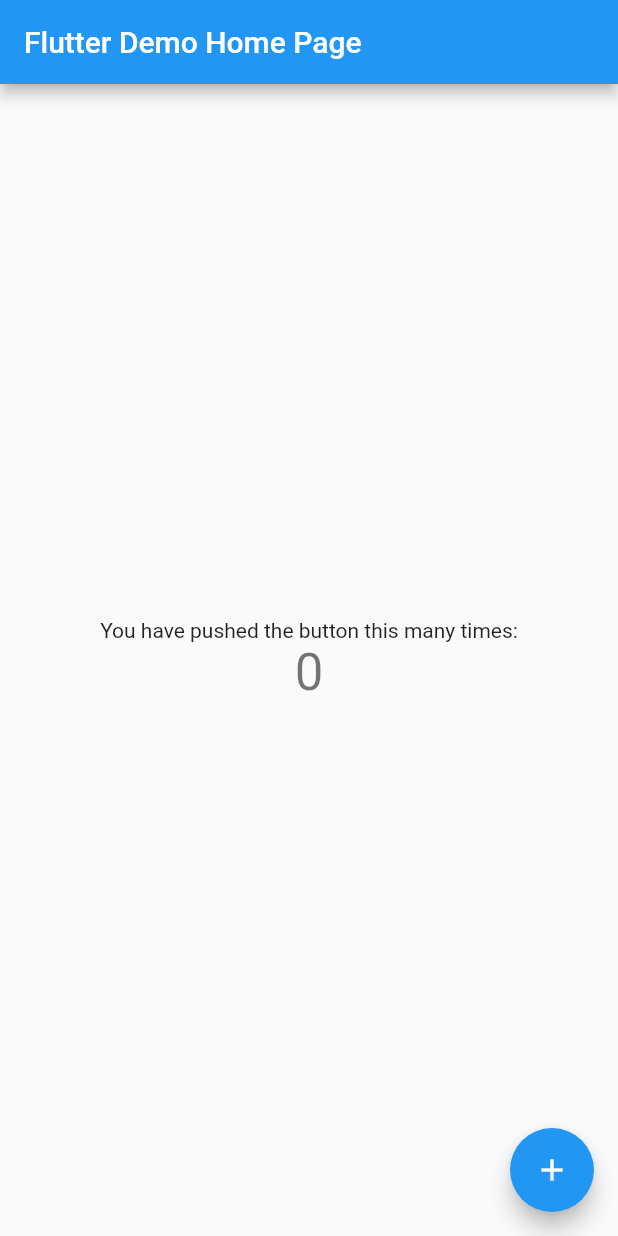
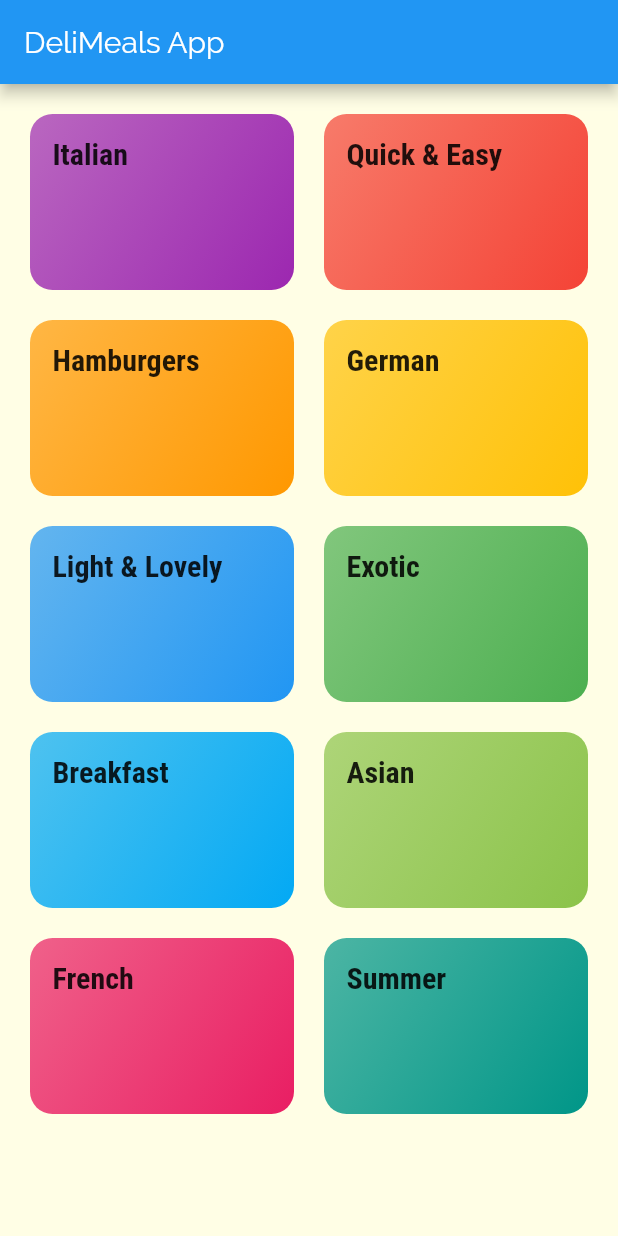
Before and after one commit to Barragan17/Flutter-Projects, a Flutter app: the screen it shows after launch, on a phone screen of 412 x 824 dp. Run offline on Flutter 3.47's test engine with Material 2 defaults, Android fonts, the phone set to English and light mode, and no system bars; missing offline and left inert: dart:ffi.

Commit message:
Add Category Navigation

```diff
--- /dev/null
+++ b/meals_app/lib/categories_screen.dart
@@ -0,0 +1,31 @@
+import 'package:flutter/material.dart';
+
+import './dummy_data.dart';
+import 'category_item.dart';
+
+class CategoriesScreen extends StatelessWidget {
+  @override
+  Widget build(BuildContext context) {
+    return Scaffold(
+      appBar: AppBar(
+        title: Text('DeliMeals App'),
+      ),
+      body: GridView(
+        padding: const EdgeInsets.all(20),
+        children: DUMMY_CATEGORIES
+            .map((catData) =>
+                CategoryItem(catData.id, catData.title, catData.color))
+            .toList(),
+        // use sliver to create a scrollable grid screen
+        gridDelegate: SliverGridDelegateWithMaxCrossAxisExtent(
+          maxCrossAxisExtent: 200,
+          // use childAspectRation to set how the item should be sized regarding their height and width relation
+          childAspectRatio: 3 / 2,
+          // use cross and main axis spacing to create a spacing between each items
+          crossAxisSpacing: 20,
+          mainAxisSpacing: 20,
+        ),
+      ),
+    );
+  }
+}
--- /dev/null
+++ b/meals_app/lib/category_item.dart
@@ -0,0 +1,52 @@
+import 'package:flutter/material.dart';
+import 'package:meals_app/category_meals_screen.dart';
+
+class CategoryItem extends StatelessWidget {
+  final String id;
+  final String title;
+  final Color color;
+
+  CategoryItem(this.id, this.title, this.color);
+
+  void selectCategory(BuildContext ctx) {
+    // used pushnamed to use named route
+    Navigator.of(ctx).pushNamed(
+      '/category-meals',
+      arguments: {
+        'id': id,
+        'title': title,
+      },
+    );
+  }
+
+  @override
+  Widget build(BuildContext context) {
+    // use InkWell to create some kind of transition while clicking the widget
+    return InkWell(
+      onTap: () => selectCategory(context),
+      splashColor: Theme.of(context).primaryColor,
+      borderRadius: BorderRadius.circular(15),
+      child: Container(
+        // to increase build performance use const
+        padding: const EdgeInsets.all(15),
+        child: Text(
+          title,
+          style: Theme.of(context).textTheme.title,
+        ),
+        decoration: BoxDecoration(
+          gradient: LinearGradient(
+            colors: [
+              // use withOpacity to make the color more transparent
+              color.withOpacity(0.7),
+              color,
+            ],
+            begin: Alignment.topLeft,
+            end: Alignment.bottomRight,
+          ),
+          // use borderRadius to make the item more circular
+          borderRadius: BorderRadius.circular(15),
+        ),
+      ),
+    );
+  }
+}
--- /dev/null
+++ b/meals_app/lib/category_meals_screen.dart
@@ -0,0 +1,26 @@
+import 'package:flutter/material.dart';
+
+class CategoryMealsScreen extends StatelessWidget {
+  // final String categoryId;
+  // final String categoryTitle;
+
+  // CategoryMealsScreen(this.categoryId, this.categoryTitle);
+
+  // we don't need the constructor anymore since we use the named routes
+
+  @override
+  Widget build(BuildContext context) {
+    final routeArgs =
+        ModalRoute.of(context)!.settings.arguments as Map<String, String>;
+    final categoryTitle = routeArgs['title'];
+    final categoryId = routeArgs['id'];
+    return Scaffold(
+      appBar: AppBar(
+        title: Text(categoryTitle!),
+      ),
+      body: Center(
+        child: Text('This is ${categoryTitle}'),
+      ),
+    );
+  }
+}
--- /dev/null
+++ b/meals_app/lib/dummy_data.dart
@@ -0,0 +1,56 @@
+import 'package:flutter/material.dart';
+
+import './model/category.dart';
+
+const DUMMY_CATEGORIES = const [
+  Category(
+    id: 'c1',
+    title: 'Italian',
+    color: Colors.purple,
+  ),
+  Category(
+    id: 'c2',
+    title: 'Quick & Easy',
+    color: Colors.red,
+  ),
+  Category(
+    id: 'c3',
+    title: 'Hamburgers',
+    color: Colors.orange,
+  ),
+  Category(
+    id: 'c4',
+    title: 'German',
+    color: Colors.amber,
+  ),
+  Category(
+    id: 'c5',
+    title: 'Light & Lovely',
+    color: Colors.blue,
+  ),
+  Category(
+    id: 'c6',
+    title: 'Exotic',
+    color: Colors.green,
+  ),
+  Category(
+    id: 'c7',
+    title: 'Breakfast',
+    color: Colors.lightBlue,
+  ),
+  Category(
+    id: 'c8',
+    title: 'Asian',
+    color: Colors.lightGreen,
+  ),
+  Category(
+    id: 'c9',
+    title: 'French',
+    color: Colors.pink,
+  ),
+  Category(
+    id: 'c10',
+    title: 'Summer',
+    color: Colors.teal,
+  ),
+];
--- a/meals_app/lib/main.dart
+++ b/meals_app/lib/main.dart
@@ -1,113 +1,40 @@
+import 'package:flutter/foundation.dart';
 import 'package:flutter/material.dart';
+import 'package:meals_app/categories_screen.dart';
+import 'package:meals_app/category_meals_screen.dart';
 
 void main() {
   runApp(MyApp());
 }
 
 class MyApp extends StatelessWidget {
-  // This widget is the root of your application.
   @override
   Widget build(BuildContext context) {
     return MaterialApp(
-      title: 'Flutter Demo',
+      title: 'Delimeals',
       theme: ThemeData(
-        // This is the theme of your application.
-        //
-        // Try running your application with "flutter run". You'll see the
-        // application has a blue toolbar. Then, without quitting the app, try
-        // changing the primarySwatch below to Colors.green and then invoke
-        // "hot reload" (press "r" in the console where you ran "flutter run",
-        // or simply save your changes to "hot reload" in a Flutter IDE).
-        // Notice that the counter didn't reset back to zero; the application
-        // is not restarted.
         primarySwatch: Colors.blue,
+        accentColor: Colors.blueAccent,
+        canvasColor: Color.fromRGBO(255, 254, 229, 1),
+        fontFamily: 'Raleway',
+        textTheme: ThemeData.light().textTheme.copyWith(
+              body1: TextStyle(
+                color: Color.fromRGBO(20, 51, 51, 1),
+              ),
+              body2: TextStyle(
+                color: Color.fromRGBO(20, 51, 51, 1),
+              ),
+              title: TextStyle(
+                fontFamily: 'RobotoCondensed',
+                fontSize: 20,
+                fontWeight: FontWeight.bold,
+              ),
+            ),
       ),
-      home: MyHomePage(title: 'Flutter Demo Home Page'),
+      home: CategoriesScreen(),
+      routes: {
+        '/category-meals': (ctx) => CategoryMealsScreen(),
+      },
     );
   }
 }
-
-class MyHomePage extends StatefulWidget {
-  MyHomePage({Key? key, required this.title}) : super(key: key);
-
-  // This widget is the home page of your application. It is stateful, meaning
-  // that it has a State object (defined below) that contains fields that affect
-  // how it looks.
-
-  // This class is the configuration for the state. It holds the values (in this
-  // case the title) provided by the parent (in this case the App widget) and
-  // used by the build method of the State. Fields in a Widget subclass are
-  // always marked "final".
-
-  final String title;
-
-  @override
-  _MyHomePageState createState() => _MyHomePageState();
-}
-
-class _MyHomePageState extends State<MyHomePage> {
-  int _counter = 0;
-
-  void _incrementCounter() {
-    setState(() {
-      // This call to setState tells the Flutter framework that something has
-      // changed in this State, which causes it to rerun the build method below
-      // so that the display can reflect the updated values. If we changed
-      // _counter without calling setState(), then the build method would not be
-      // called again, and so nothing would appear to happen.
-      _counter++;
-    });
-  }
-
-  @override
-  Widget build(BuildContext context) {
-    // This method is rerun every time setState is called, for instance as done
-    // by the _incrementCounter method above.
-    //
-    // The Flutter framework has been optimized to make rerunning build methods
-    // fast, so that you can just rebuild anything that needs updating rather
-    // than having to individually change instances of widgets.
-    return Scaffold(
-      appBar: AppBar(
-        // Here we take the value from the MyHomePage object that was created by
-        // the App.build method, and use it to set our appbar title.
-        title: Text(widget.title),
-      ),
-      body: Center(
-        // Center is a layout widget. It takes a single child and positions it
-        // in the middle of the parent.
-        child: Column(
-          // Column is also a layout widget. It takes a list of children and
-          // arranges them vertically. By default, it sizes itself to fit its
-          // children horizontally, and tries to be as tall as its parent.
-          //
-          // Invoke "debug painting" (press "p" in the console, choose the
-          // "Toggle Debug Paint" action from the Flutter Inspector in Android
-          // Studio, or the "Toggle Debug Paint" command in Visual Studio Code)
-          // to see the wireframe for each widget.
-          //
-          // Column has various properties to control how it sizes itself and
-          // how it positions its children. Here we use mainAxisAlignment to
-          // center the children vertically; the main axis here is the vertical
-          // axis because Columns are vertical (the cross axis would be
-          // horizontal).
-          mainAxisAlignment: MainAxisAlignment.center,
-          children: <Widget>[
-            Text(
-              'You have pushed the button this many times:',
-            ),
-            Text(
-              '$_counter',
-              style: Theme.of(context).textTheme.headline4,
-            ),
-          ],
-        ),
-      ),
-      floatingActionButton: FloatingActionButton(
-        onPressed: _incrementCounter,
-        tooltip: 'Increment',
-        child: Icon(Icons.add),
-      ), // This trailing comma makes auto-formatting nicer for build methods.
-    );
-  }
-}
--- /dev/null
+++ b/meals_app/lib/model/category.dart
@@ -0,0 +1,13 @@
+import 'package:flutter/material.dart';
+
+class Category {
+  final String id;
+  final String title;
+  final Color color;
+
+  const Category({
+    required this.id,
+    required this.title,
+    this.color = Colors.orange,
+  });
+}
```
Also changed, not shown: meals_app/pubspec.yaml (+17 -11 lines), meals_app/assets/fonts/Raleway-Black.ttf (added), meals_app/assets/fonts/Raleway-Bold.ttf (added), meals_app/assets/fonts/Raleway-Regular.ttf (added), meals_app/assets/fonts/RobotoCondensed-Bold.ttf (added), meals_app/assets/fonts/RobotoCondensed-Italic.ttf (added), meals_app/assets/fonts/RobotoCondensed-Light.ttf (added), meals_app/assets/fonts/RobotoCondensed-Regular.ttf (added).
